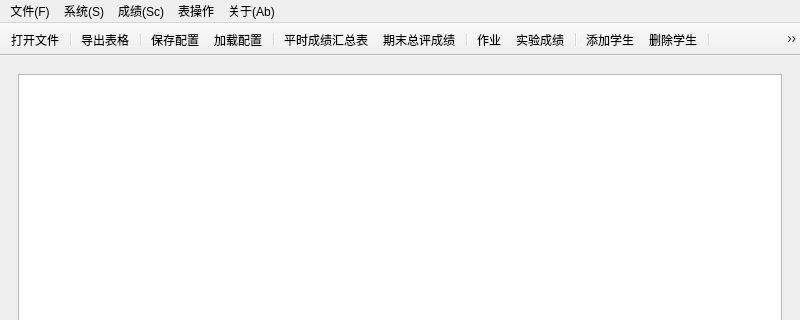
First picture: the form in mainwindow.ui, repository GanYv123/DataProcessing, before the edit; both pictures show x 0 to 800 and y 0 to 320 of the 800 by 600 pixel window.
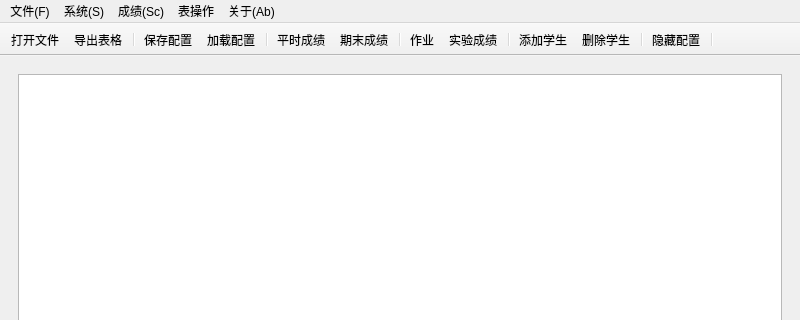
Second picture: the form after the edit. The open tabs and pages were chosen to show the change. Icons and pictures are not drawn.

Commit message: 优化样式表

Diff of the .ui file:
```diff
--- a/mainwindow.ui
+++ b/mainwindow.ui
@@ -226,7 +226,6 @@
     <bool>false</bool>
    </attribute>
    <addaction name="ac_openFiles"/>
-   <addaction name="separator"/>
    <addaction name="ac_exportExcel"/>
    <addaction name="separator"/>
    <addaction name="ac_saveSettings"/>
@@ -242,6 +241,7 @@
    <addaction name="ac_deleteStu"/>
    <addaction name="separator"/>
    <addaction name="ac_hidden_configFile"/>
+   <addaction name="separator"/>
   </widget>
   <action name="ac_openFiles">
    <property name="icon">
@@ -453,7 +453,7 @@
      <normaloff>:/images2/receipt_long_24dp.png</normaloff>:/images2/receipt_long_24dp.png</iconset>
    </property>
    <property name="text">
-    <string>平时成绩汇总表</string>
+    <string>平时成绩</string>
    </property>
    <property name="toolTip">
     <string>平时成绩汇总表</string>
@@ -471,7 +471,7 @@
      <normaloff>:/images2/bar_chart_4_bars_24dp_FILL0_wght400_GRAD0_opsz24.png</normaloff>:/images2/bar_chart_4_bars_24dp_FILL0_wght400_GRAD0_opsz24.png</iconset>
    </property>
    <property name="text">
-    <string>期末总评成绩</string>
+    <string>期末成绩</string>
    </property>
    <property name="toolTip">
     <string>期末总评成绩</string>
@@ -519,7 +519,7 @@
      <normaloff>:/images2/visibility_off_24dp.png</normaloff>:/images2/visibility_off_24dp.png</iconset>
    </property>
    <property name="text">
-    <string>隐藏配置文件</string>
+    <string>隐藏配置</string>
    </property>
    <property name="toolTip">
     <string>隐藏配置文件</string>
```
Left out of the diff: 4 changed lines with no effect on the pictures. The commit also changes 2 other files.
